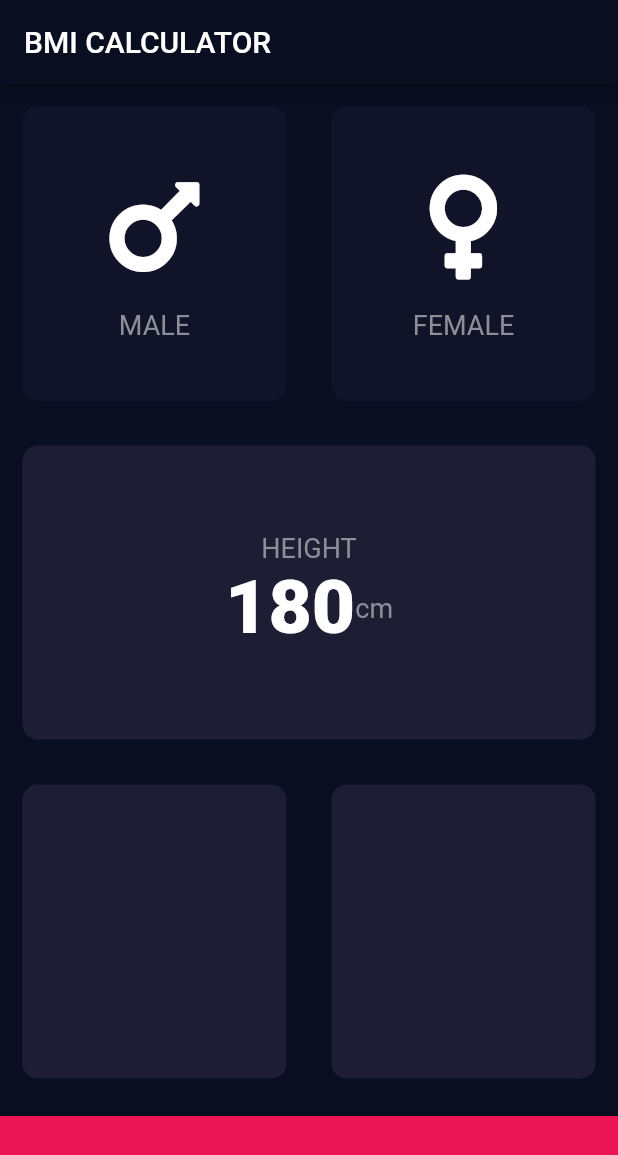
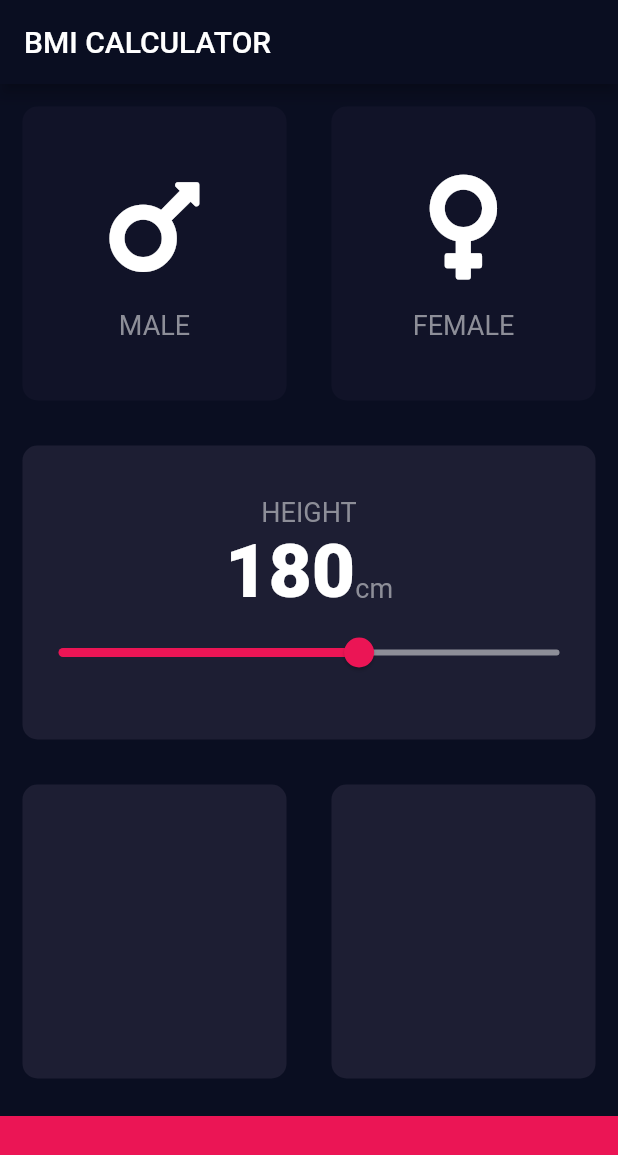
Before and after one commit to n04h/flutter_practice, a Flutter app: the screen it shows after launch, on a phone screen of 412 x 824 dp. Shown: the top 1155 px of the screen. Run offline on Flutter 3.47's test engine with Material 2 defaults, Android fonts, the phone set to English and light mode, and no system bars; our stand-ins replace font_awesome_flutter.

Commit message:
✨ スライダーを作成した

```diff
--- a/lib/input_page.dart
+++ b/lib/input_page.dart
@@ -13,6 +13,7 @@ class InputPage extends StatefulWidget {
 
 class _InputPageState extends State<InputPage> {
   Gender selectedGender;
+  int height = 180;
 
   @override
   Widget build(BuildContext context) {
@@ -73,9 +74,11 @@ class _InputPageState extends State<InputPage> {
                   ),
                   Row(
                     mainAxisAlignment: MainAxisAlignment.center,
+                    crossAxisAlignment: CrossAxisAlignment.baseline,
+                    textBaseline: TextBaseline.alphabetic,
                     children: <Widget>[
                       Text(
-                        '180',
+                        height.toString(),
                         style: kNumberTextStyle,
                       ),
                       Text(
@@ -83,6 +86,18 @@ class _InputPageState extends State<InputPage> {
                         style: kLabelTextStyle,
                       ),
                     ],
+                  ),
+                  Slider(
+                    value: height.toDouble(),
+                    min: 120,
+                    max: 220,
+                    activeColor: Color(0xFFEB1555),
+                    inactiveColor: Color(0xFF8D8E98),
+                    onChanged: (double value) {
+                      setState(() {
+                        height = value.round();
+                      });
+                    },
                   ),
                 ],
               ),
```
